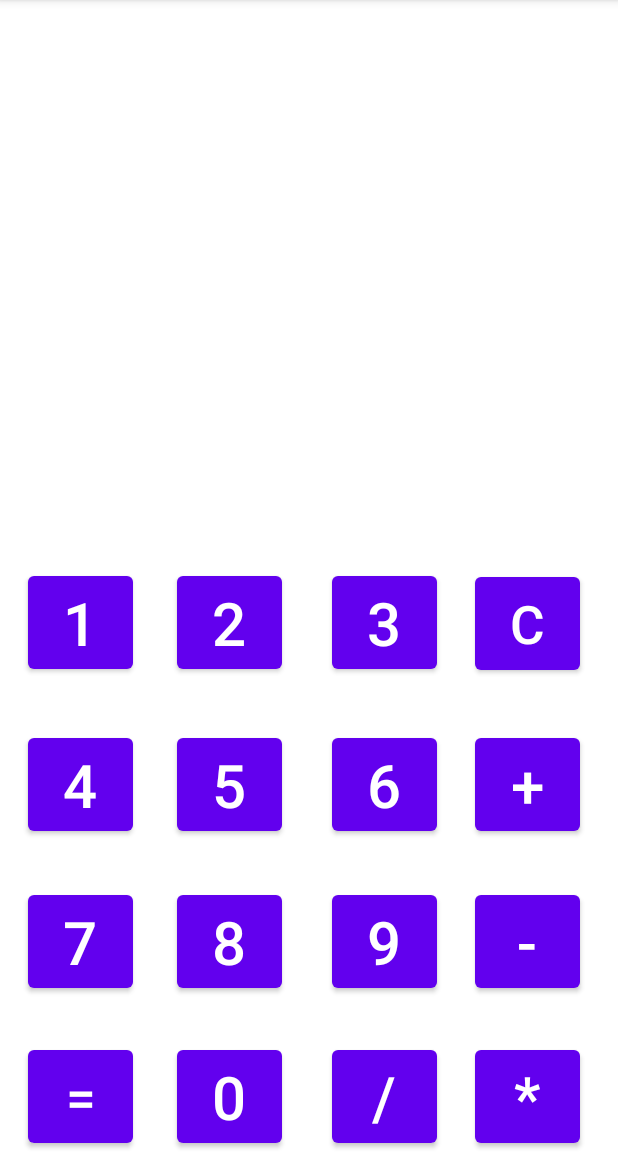
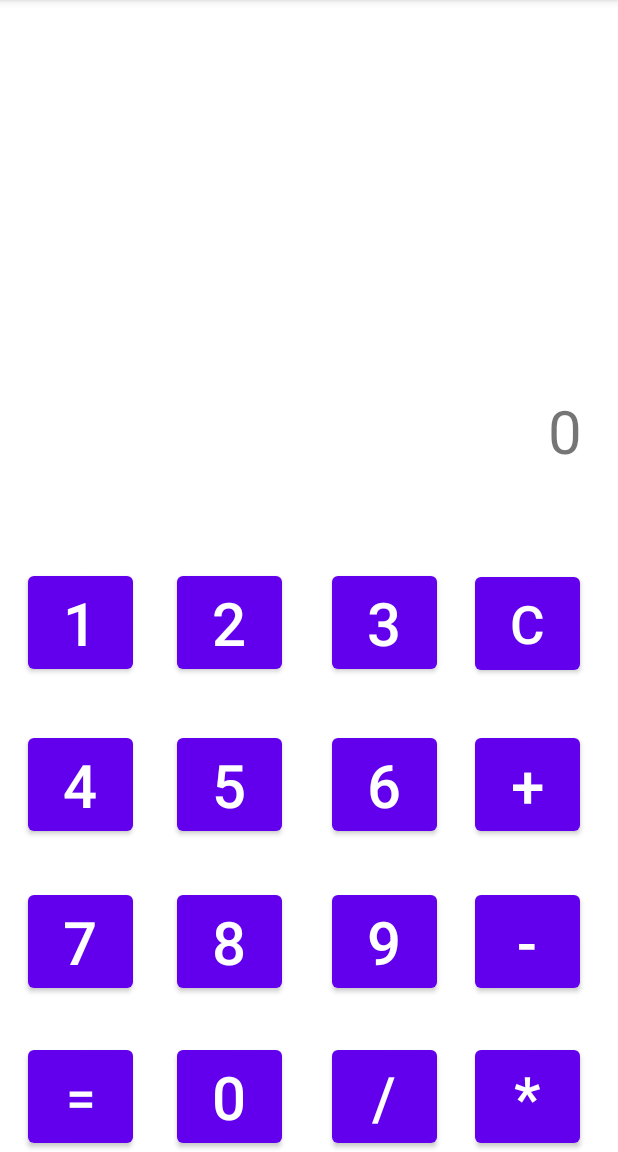
Before and after one commit to Alexey-geek/Calculator3, an Android app: the screen it shows after launch (MainActivity), on a phone screen of 412 x 824 dp, the part 84-1236 px from its top. Run offline under Robolectric (Android 15) with nearby library versions, the phone set to English and light mode, and no system bars.

Commit message:
Добавлена текствьюшка просто так) , и с этого момента главный экран калькулятора готов , для его верстки я использовал констрейнт контейнер так как по моему мнению  верстать на нем очень удобно

```diff
--- a/app/src/main/java/com/calculator/MainActivity.java
+++ b/app/src/main/java/com/calculator/MainActivity.java
@@ -4,7 +4,7 @@ import androidx.appcompat.app.AppCompatActivity;
 
 import android.os.Bundle;
 
-public class MainActivity extends AppCompatActivity {
+public class MainActivity extends AppCompatActivity{
 
     @Override
     protected void onCreate(Bundle savedInstanceState) {
--- a/app/src/main/res/layout/activity_main.xml
+++ b/app/src/main/res/layout/activity_main.xml
@@ -215,4 +215,13 @@
         app:layout_constraintTop_toTopOf="parent"
         app:layout_constraintVertical_bias="1.0" />
 
+    <TextView
+        android:layout_width="wrap_content"
+        android:layout_height="50sp"
+        android:layout_marginTop="260dp"
+        android:layout_marginEnd="24dp"
+        android:text="0"
+        android:textSize="@dimen/buttonTextSize"
+        app:layout_constraintEnd_toEndOf="parent"
+        app:layout_constraintTop_toTopOf="parent" />
 </androidx.constraintlayout.widget.ConstraintLayout>
```
